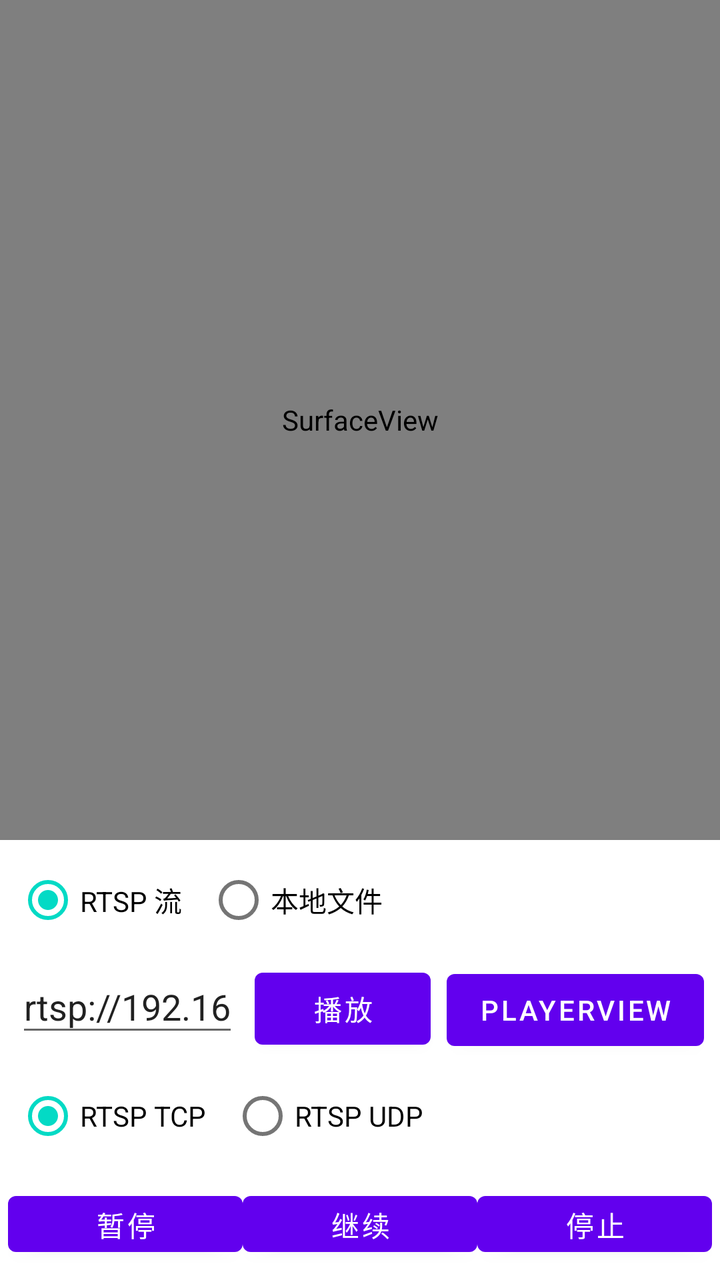
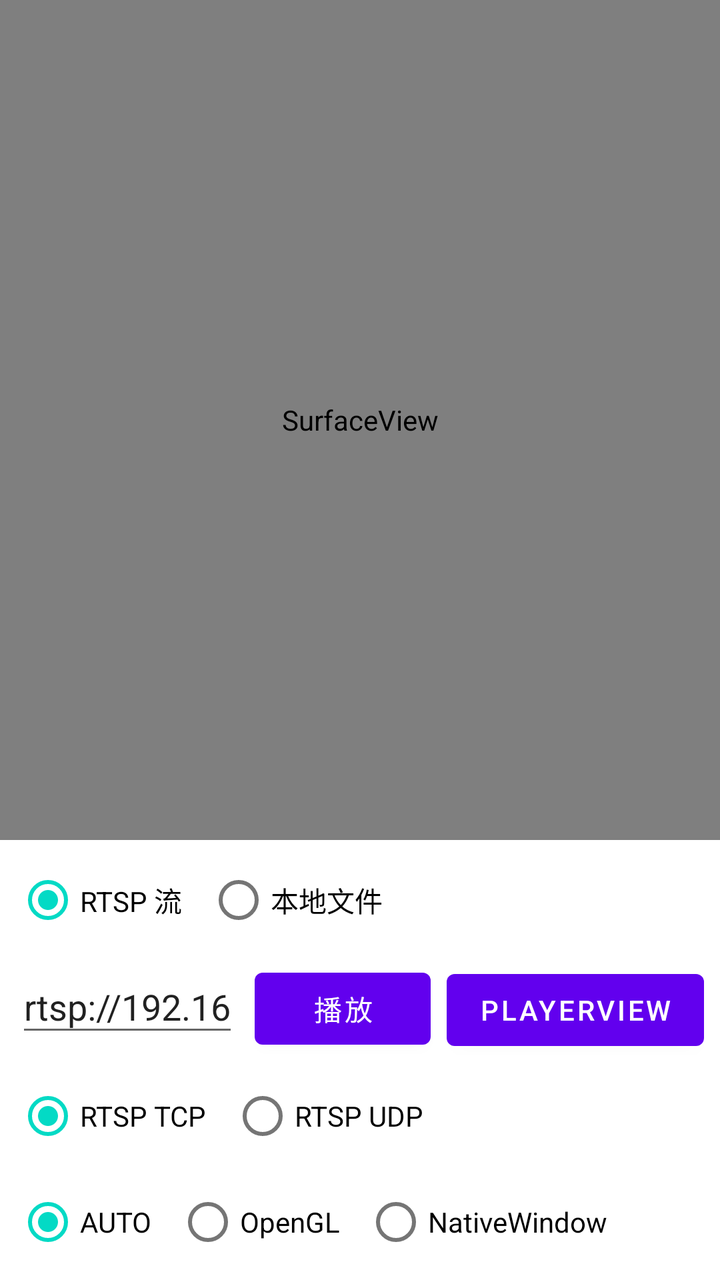

Before-and-after screenshots of an Android layout around one commit, followed by the original layout XML and the change that was made.
<!-- AndroidManifest.xml: application theme Theme.ABCPlayDemo -->
<!-- res/layout/activity_main.xml -->
<?xml version="1.0" encoding="utf-8"?>
<LinearLayout xmlns:android="http://schemas.android.com/apk/res/android"
    android:layout_width="match_parent"
    android:layout_height="match_parent"
    android:orientation="vertical">

    <SurfaceView
        android:id="@+id/surfaceView"
        android:layout_width="match_parent"
        android:layout_height="420dp" />

    <LinearLayout
        android:layout_width="match_parent"
        android:layout_height="wrap_content"
        android:orientation="vertical"
        android:paddingStart="8dp"
        android:paddingTop="6dp"
        android:paddingEnd="8dp"
        android:paddingBottom="6dp">

        <RadioGroup
            android:id="@+id/modeGroup"
            android:layout_width="wrap_content"
            android:layout_height="wrap_content"
            android:orientation="horizontal">

            <RadioButton
                android:id="@+id/modeRtspButton"
                android:layout_width="wrap_content"
                android:layout_height="wrap_content"
                android:checked="true"
                android:text="RTSP \u6d41" />

            <RadioButton
                android:id="@+id/modeLocalButton"
                android:layout_width="wrap_content"
                android:layout_height="wrap_content"
                android:layout_marginStart="12dp"
                android:text="\u672c\u5730\u6587\u4ef6" />

        </RadioGroup>

        <LinearLayout
            android:id="@+id/rtspInputLayout"
            android:layout_width="match_parent"
            android:layout_height="wrap_content"
            android:orientation="vertical"
            android:layout_marginTop="6dp">

            <LinearLayout
                android:layout_width="match_parent"
                android:layout_height="wrap_content"
                android:orientation="horizontal">

                <EditText
                    android:id="@+id/dataSourceInput"
                    android:layout_width="0dp"
                    android:layout_height="wrap_content"
                    android:layout_weight="1"
                    android:hint="\u8f93\u5165\u672c\u5730\u8def\u5f84\u6216 rtsp:// \u5730\u5740"
                    android:imeOptions="actionDone"
                    android:inputType="textUri"
                    android:maxLines="1"
                    android:singleLine="true"
                    android:text="rtsp://192.168.1.1:554/live" />

                <Button
                    android:id="@+id/openButton"
                    android:layout_width="wrap_content"
                    android:layout_height="wrap_content"
                    android:layout_marginStart="8dp"
                    android:text="\u64ad\u653e" />

                <Button
                    android:id="@+id/openPlayerViewDemoButton"
                    android:layout_width="wrap_content"
                    android:layout_height="wrap_content"
                    android:layout_marginStart="8dp"
                    android:text="PlayerView" />

            </LinearLayout>

            <RadioGroup
                android:id="@+id/transportGroup"
                android:layout_width="wrap_content"
                android:layout_height="wrap_content"
                android:layout_marginTop="6dp"
                android:orientation="horizontal">

                <RadioButton
                    android:id="@+id/transportTcpButton"
                    android:layout_width="wrap_content"
                    android:layout_height="wrap_content"
                    android:checked="true"
                    android:text="RTSP TCP" />

                <RadioButton
                    android:id="@+id/transportUdpButton"
                    android:layout_width="wrap_content"
                    android:layout_height="wrap_content"
                    android:layout_marginStart="12dp"
                    android:text="RTSP UDP" />

            </RadioGroup>

        </LinearLayout>

        <LinearLayout
            android:id="@+id/localInputLayout"
            android:layout_width="match_parent"
            android:layout_height="wrap_content"
            android:orientation="horizontal"
            android:layout_marginTop="6dp"
            android:visibility="gone">

            <EditText
                android:id="@+id/localPathInput"
                android:layout_width="0dp"
                android:layout_height="wrap_content"
                android:layout_weight="1"
                android:hint="\u8f93\u5165\u6587\u4ef6\u8def\u5f84\u6216\u70b9\u51fb\u9009\u62e9"
                android:imeOptions="actionDone"
                android:inputType="text"
                android:maxLines="1"
                android:singleLine="true" />

            <Button
                android:id="@+id/pickFileButton"
                android:layout_width="wrap_content"
                android:layout_height="wrap_content"
                android:layout_marginStart="8dp"
                android:text="\u9009\u62e9\u6587\u4ef6" />

        </LinearLayout>

    </LinearLayout>

    <LinearLayout
        android:layout_width="match_parent"
        android:layout_height="48dp"
        android:orientation="horizontal"
        android:padding="4dp">

        <Button
            android:id="@+id/pauseButton"
            android:layout_width="0dp"
            android:layout_height="match_parent"
            android:layout_weight="1"
            android:text="暂停" />

        <Button
            android:id="@+id/resumeButton"
            android:layout_width="0dp"
            android:layout_height="match_parent"
            android:layout_weight="1"
            android:text="继续" />

        <Button
            android:id="@+id/stopButton"
            android:layout_width="0dp"
            android:layout_height="match_parent"
            android:layout_weight="1"
            android:text="停止" />

    </LinearLayout>

    <LinearLayout
        android:layout_width="match_parent"
        android:layout_height="48dp"
        android:orientation="horizontal"
        android:paddingStart="4dp"
        android:paddingEnd="4dp"
        android:paddingBottom="4dp">

        <Button
            android:id="@+id/captureButton"
            android:layout_width="0dp"
            android:layout_height="match_parent"
            android:layout_weight="1"
            android:text="截图" />

        <Button
            android:id="@+id/recordButton"
            android:layout_width="0dp"
            android:layout_height="match_parent"
            android:layout_marginStart="6dp"
            android:layout_weight="1"
            android:text="开始录制" />

    </LinearLayout>

    <LinearLayout
        android:layout_width="match_parent"
        android:layout_height="wrap_content"
        android:orientation="horizontal"
        android:paddingStart="12dp"
        android:paddingTop="4dp"
        android:paddingEnd="12dp"
        android:paddingBottom="4dp">

        <TextView
            android:id="@+id/currentTimeText"
            android:layout_width="56dp"
            android:layout_height="wrap_content"
            android:gravity="center_vertical"
            android:text="00:00"
            android:textColor="#444444"
            android:textSize="13sp" />

        <SeekBar
            android:id="@+id/progressSeekBar"
            android:layout_width="0dp"
            android:layout_height="wrap_content"
            android:layout_weight="1"
            android:max="1000"
            android:progress="0" />

        <TextView
            android:id="@+id/durationTimeText"
            android:layout_width="56dp"
            android:layout_height="wrap_content"
            android:gravity="center_vertical|end"
            android:text="00:00"
            android:textColor="#444444"
            android:textSize="13sp" />

    </LinearLayout>

    <ScrollView
        android:layout_width="match_parent"
        android:layout_height="0dp"
        android:layout_weight="1">

        <TextView
            android:id="@+id/sample_text"
            android:layout_width="match_parent"
            android:layout_height="wrap_content"
            android:padding="12dp"
            android:textColor="#666666"
            android:textSize="14sp" />

    </ScrollView>

</LinearLayout>
<!-- resources referenced by this layout -->
<resources>
  <style name="Theme.ABCPlayDemo" parent="Theme.MaterialComponents.DayNight.DarkActionBar">
          
          <item name="colorPrimary">@color/purple_500</item>
          <item name="colorPrimaryVariant">@color/purple_700</item>
          <item name="colorOnPrimary">@color/white</item>
          
          <item name="colorSecondary">@color/teal_200</item>
          <item name="colorSecondaryVariant">@color/teal_700</item>
          <item name="colorOnSecondary">@color/black</item>
          
          <item name="android:statusBarColor">?attr/colorPrimaryVariant</item>
          
      </style>
  <color name="purple_500">#FF6200EE</color>
  <color name="purple_700">#FF3700B3</color>
  <color name="white">#FFFFFFFF</color>
  <color name="teal_200">#FF03DAC5</color>
  <color name="teal_700">#FF018786</color>
  <color name="black">#FF000000</color>
</resources>

<!-- the commit's change to res/layout/activity_main.xml (unified diff, before → after) -->
@@ -103,6 +103,36 @@
 
             </RadioGroup>
 
+            <RadioGroup
+                android:id="@+id/renderModeGroup"
+                android:layout_width="wrap_content"
+                android:layout_height="wrap_content"
+                android:layout_marginTop="6dp"
+                android:orientation="horizontal">
+
+                <RadioButton
+                    android:id="@+id/renderModeAutoButton"
+                    android:layout_width="wrap_content"
+                    android:layout_height="wrap_content"
+                    android:checked="true"
+                    android:text="AUTO" />
+
+                <RadioButton
+                    android:id="@+id/renderModeOpenGlButton"
+                    android:layout_width="wrap_content"
+                    android:layout_height="wrap_content"
+                    android:layout_marginStart="12dp"
+                    android:text="OpenGL" />
+
+                <RadioButton
+                    android:id="@+id/renderModeNativeButton"
+                    android:layout_width="wrap_content"
+                    android:layout_height="wrap_content"
+                    android:layout_marginStart="12dp"
+                    android:text="NativeWindow" />
+
+            </RadioGroup>
+
         </LinearLayout>
 
         <LinearLayout
